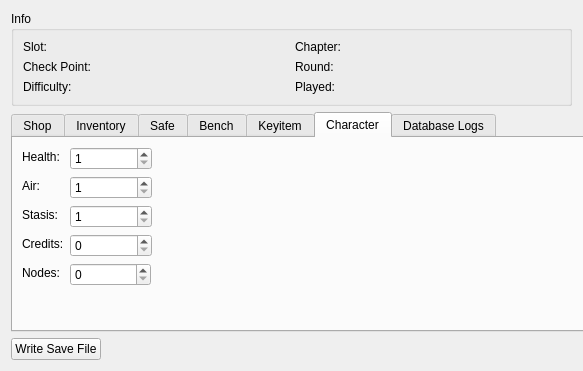
This is fileloadedwindow.ui in malkhal/Dead-Space-PC-Save-Editor as Qt 5 draws it before an edit. The edited form follows.
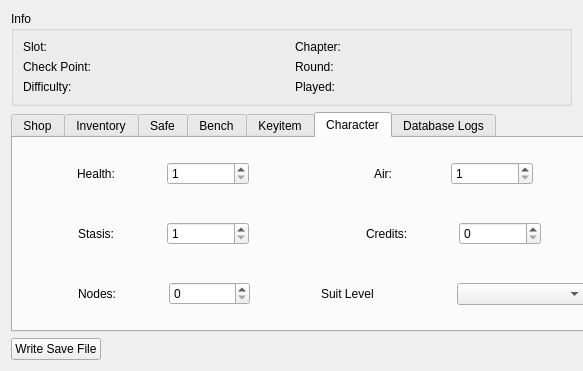
This is the edited form. The open tabs and pages were chosen to show the change.

Commit message: added suit level

The edit to the form file:
```diff
--- a/fileloadedwindow.ui
+++ b/fileloadedwindow.ui
@@ -1671,9 +1671,12 @@
       <attribute name="title">
        <string>Character</string>
       </attribute>
-      <layout class="QFormLayout" name="formLayout_2">
-       <item row="0" column="0">
-        <widget class="QLabel" name="healthLabel">
+      <layout class="QGridLayout" name="gridLayout_11">
+       <item row="3" column="0">
+        <widget class="QWidget" name="widget_5" native="true">
+         <layout class="QHBoxLayout" name="horizontalLayout_5">
+          <item>
+           <widget class="QLabel" name="nodesLabel">
          <property name="sizePolicy">
           <sizepolicy hsizetype="Maximum" vsizetype="Maximum">
            <horstretch>0</horstretch>
@@ -1682,17 +1685,17 @@
          </property>
          <property name="minimumSize">
           <size>
-           <width>36</width>
+              <width>34</width>
            <height>19</height>
           </size>
          </property>
          <property name="text">
-          <string>Health:</string>
+             <string>Nodes:</string>
          </property>
         </widget>
        </item>
-       <item row="0" column="1">
-        <widget class="QSpinBox" name="healthSpinBox">
+          <item>
+           <widget class="QSpinBox" name="nodesSpinBox">
          <property name="sizePolicy">
           <sizepolicy hsizetype="Maximum" vsizetype="Maximum">
            <horstretch>0</horstretch>
@@ -1701,60 +1704,22 @@
          </property>
          <property name="minimumSize">
           <size>
-           <width>82</width>
+              <width>81</width>
            <height>19</height>
           </size>
          </property>
-         <property name="minimum">
-          <number>1</number>
-         </property>
          <property name="maximum">
           <number>999</number>
          </property>
+           </widget>
+          </item>
+         </layout>
         </widget>
        </item>
        <item row="2" column="0">
-        <widget class="QLabel" name="airLabel">
-         <property name="sizePolicy">
-          <sizepolicy hsizetype="Maximum" vsizetype="Maximum">
-           <horstretch>0</horstretch>
-           <verstretch>0</verstretch>
-          </sizepolicy>
-         </property>
-         <property name="minimumSize">
-          <size>
-           <width>17</width>
-           <height>19</height>
-          </size>
-         </property>
-         <property name="text">
-          <string>Air:</string>
-         </property>
-        </widget>
-       </item>
-       <item row="2" column="1">
-        <widget class="QSpinBox" name="airSpinBox">
-         <property name="sizePolicy">
-          <sizepolicy hsizetype="Maximum" vsizetype="Maximum">
-           <horstretch>0</horstretch>
-           <verstretch>0</verstretch>
-          </sizepolicy>
-         </property>
-         <property name="minimumSize">
-          <size>
-           <width>82</width>
-           <height>19</height>
-          </size>
-         </property>
-         <property name="minimum">
-          <number>1</number>
-         </property>
-         <property name="maximum">
-          <number>999</number>
-         </property>
-        </widget>
-       </item>
-       <item row="4" column="0">
+        <widget class="QWidget" name="widget_3" native="true">
+         <layout class="QHBoxLayout" name="horizontalLayout_3">
+          <item>
         <widget class="QLabel" name="stasisLabel">
          <property name="sizePolicy">
           <sizepolicy hsizetype="Maximum" vsizetype="Maximum">
@@ -1773,7 +1738,7 @@
          </property>
         </widget>
        </item>
-       <item row="4" column="1">
+          <item>
         <widget class="QSpinBox" name="stasisSpinBox">
          <property name="sizePolicy">
           <sizepolicy hsizetype="Maximum" vsizetype="Maximum">
@@ -1795,7 +1760,13 @@
          </property>
         </widget>
        </item>
-       <item row="5" column="0">
+         </layout>
+        </widget>
+       </item>
+       <item row="2" column="1">
+        <widget class="QWidget" name="widget_4" native="true">
+         <layout class="QHBoxLayout" name="horizontalLayout_4">
+          <item>
         <widget class="QLabel" name="creditsLabel">
          <property name="sizePolicy">
           <sizepolicy hsizetype="Maximum" vsizetype="Maximum">
@@ -1814,7 +1785,7 @@
          </property>
         </widget>
        </item>
-       <item row="5" column="1">
+          <item>
         <widget class="QSpinBox" name="creditSpinBox">
          <property name="sizePolicy">
           <sizepolicy hsizetype="Maximum" vsizetype="Maximum">
@@ -1833,8 +1804,14 @@
          </property>
         </widget>
        </item>
-       <item row="7" column="0">
-        <widget class="QLabel" name="nodesLabel">
+         </layout>
+        </widget>
+       </item>
+       <item row="1" column="1">
+        <widget class="QWidget" name="widget_2" native="true">
+         <layout class="QHBoxLayout" name="horizontalLayout_2">
+          <item>
+           <widget class="QLabel" name="airLabel">
          <property name="sizePolicy">
           <sizepolicy hsizetype="Maximum" vsizetype="Maximum">
            <horstretch>0</horstretch>
@@ -1843,17 +1820,17 @@
          </property>
          <property name="minimumSize">
           <size>
-           <width>34</width>
+              <width>17</width>
            <height>19</height>
           </size>
          </property>
          <property name="text">
-          <string>Nodes:</string>
+             <string>Air:</string>
          </property>
         </widget>
        </item>
-       <item row="7" column="1">
-        <widget class="QSpinBox" name="nodesSpinBox">
+          <item>
+           <widget class="QSpinBox" name="airSpinBox">
          <property name="sizePolicy">
           <sizepolicy hsizetype="Maximum" vsizetype="Maximum">
            <horstretch>0</horstretch>
@@ -1862,13 +1839,82 @@
          </property>
          <property name="minimumSize">
           <size>
-           <width>81</width>
+              <width>82</width>
            <height>19</height>
           </size>
          </property>
+            <property name="minimum">
+             <number>1</number>
+            </property>
          <property name="maximum">
           <number>999</number>
          </property>
+           </widget>
+          </item>
+         </layout>
+        </widget>
+       </item>
+       <item row="1" column="0">
+        <widget class="QWidget" name="widget" native="true">
+         <layout class="QHBoxLayout" name="horizontalLayout">
+          <item>
+           <widget class="QLabel" name="healthLabel">
+            <property name="sizePolicy">
+             <sizepolicy hsizetype="Maximum" vsizetype="Maximum">
+              <horstretch>0</horstretch>
+              <verstretch>0</verstretch>
+             </sizepolicy>
+            </property>
+            <property name="minimumSize">
+             <size>
+              <width>36</width>
+              <height>19</height>
+             </size>
+            </property>
+            <property name="text">
+             <string>Health:</string>
+            </property>
+           </widget>
+          </item>
+          <item>
+           <widget class="QSpinBox" name="healthSpinBox">
+            <property name="sizePolicy">
+             <sizepolicy hsizetype="Maximum" vsizetype="Maximum">
+              <horstretch>0</horstretch>
+              <verstretch>0</verstretch>
+             </sizepolicy>
+            </property>
+            <property name="minimumSize">
+             <size>
+              <width>82</width>
+              <height>19</height>
+             </size>
+            </property>
+            <property name="minimum">
+             <number>1</number>
+            </property>
+            <property name="maximum">
+             <number>999</number>
+            </property>
+           </widget>
+          </item>
+         </layout>
+        </widget>
+       </item>
+       <item row="3" column="1">
+        <widget class="QWidget" name="widget_6" native="true">
+         <layout class="QHBoxLayout" name="horizontalLayout_6">
+          <item>
+           <widget class="QLabel" name="suitLevelLabel">
+            <property name="text">
+             <string>Suit Level</string>
+            </property>
+           </widget>
+          </item>
+          <item>
+           <widget class="QComboBox" name="suitLevelComboBox"/>
+          </item>
+         </layout>
         </widget>
        </item>
       </layout>
```
Left out of the diff: 40 changed lines with no effect on the pictures. Lines whose indentation alone changed are shown as unchanged. The commit also changes 4 other files.
